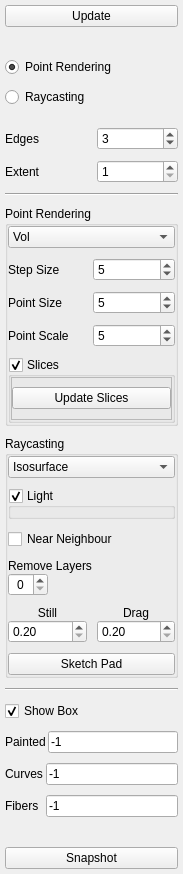
Qt form tools/paint-graphcut/viewermenu.ui (nci/drishti) before a commit.
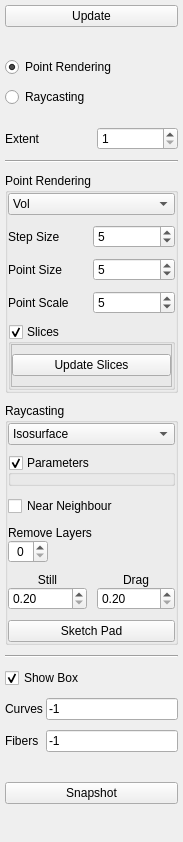
The same form after that commit.

```diff
--- a/tools/paint-graphcut/viewermenu.ui
+++ b/tools/paint-graphcut/viewermenu.ui
@@ -97,39 +97,19 @@
       <number>0</number>
      </property>
      <item row="0" column="0">
-      <widget class="QLabel" name="label_7">
+      <widget class="QLabel" name="label_11">
        <property name="text">
-        <string>Edges</string>
+        <string>Extent</string>
        </property>
       </widget>
      </item>
      <item row="0" column="1">
-      <widget class="QSpinBox" name="dzscale">
-       <property name="minimum">
-        <number>0</number>
-       </property>
-       <property name="maximum">
-        <number>10</number>
-       </property>
-       <property name="value">
-        <number>3</number>
-       </property>
-      </widget>
-     </item>
-     <item row="1" column="1">
       <widget class="QSpinBox" name="dilateRad">
        <property name="minimum">
         <number>1</number>
        </property>
       </widget>
      </item>
-     <item row="1" column="0">
-      <widget class="QLabel" name="label_11">
-       <property name="text">
-        <string>Extent</string>
-       </property>
-      </widget>
-     </item>
     </layout>
    </item>
    <item>
@@ -389,7 +369,7 @@
       <item>
        <widget class="QGroupBox" name="lightBox">
         <property name="title">
-         <string>Light</string>
+         <string>Parameters</string>
         </property>
         <property name="checkable">
          <bool>true</bool>
@@ -551,30 +531,6 @@
      </property>
     </widget>
    </item>
-   <item>
-    <layout class="QHBoxLayout" name="horizontalLayout_3">
-     <property name="spacing">
-      <number>2</number>
-     </property>
-     <property name="topMargin">
-      <number>0</number>
-     </property>
-     <item>
-      <widget class="QLabel" name="label_3">
-       <property name="text">
-        <string>Painted</string>
-       </property>
-      </widget>
-     </item>
-     <item>
-      <widget class="QLineEdit" name="paintedtags">
-       <property name="text">
-        <string>-1</string>
-       </property>
-      </widget>
-     </item>
-    </layout>
-   </item>
    <item>
     <layout class="QHBoxLayout" name="horizontalLayout_4">
      <property name="spacing">
```
